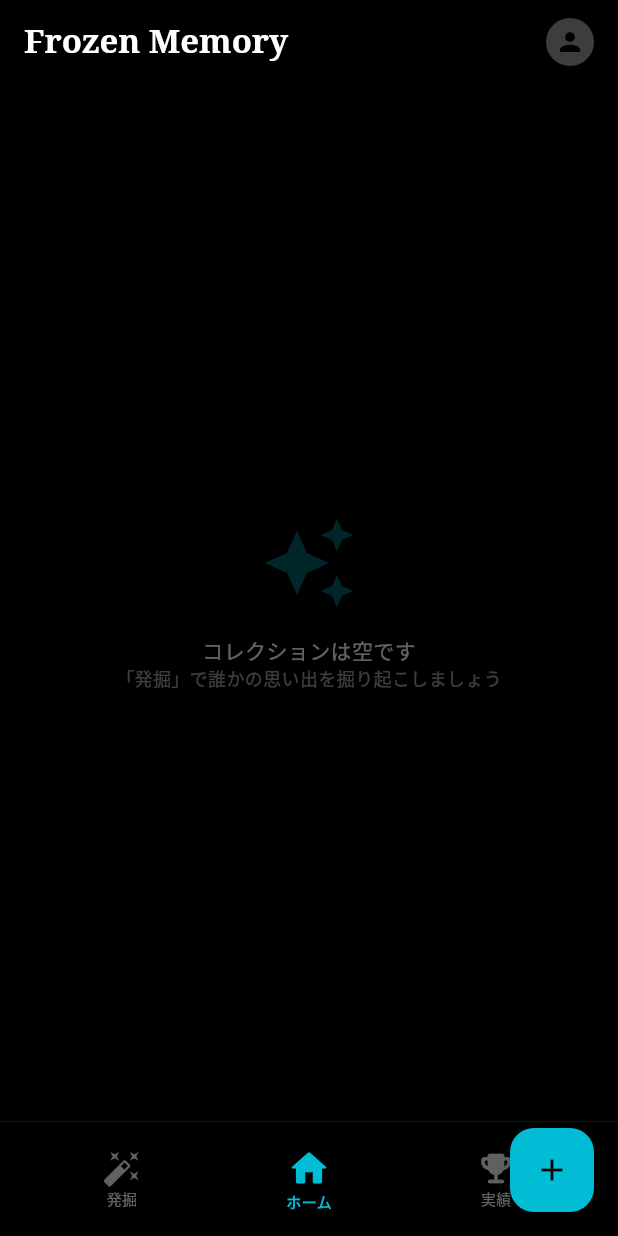
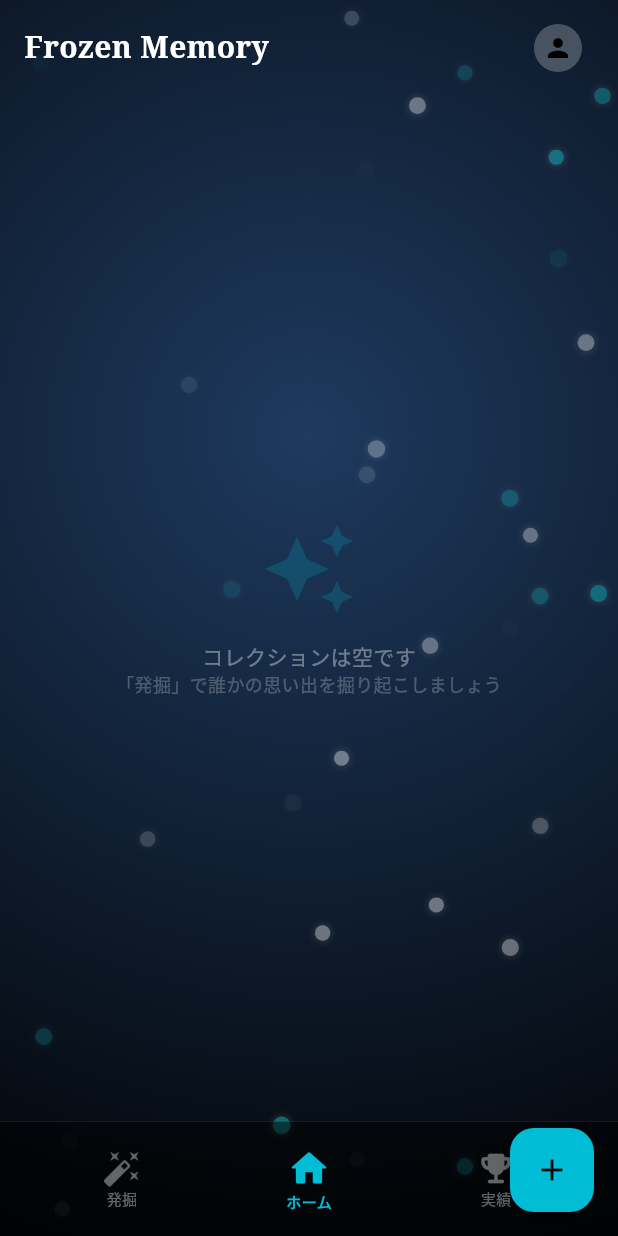
Before and after one commit to p2hacks2025/pre-23, a Flutter app: the screen it shows once a user with an empty profile is signed in, on a phone screen of 412 x 824 dp. Run offline on Flutter 3.47's test engine with Material 3 defaults, Android fonts, the phone set to English and light mode, and no system bars; our stand-ins replace audioplayers, cloud_firestore, firebase_auth, firebase_core, firebase_storage, image_picker; missing offline and left inert: firebase_app_check; accounts and stored records are empty.

Commit message:
背景キラキラ

```diff
--- a/lib/screens/home_screen.dart
+++ b/lib/screens/home_screen.dart
@@ -1,3 +1,4 @@
+import 'dart:math'; // これを追加！
 import 'dart:io';
 import 'dart:async';
 import 'package:flutter/material.dart';
@@ -34,6 +35,8 @@ class _HomeScreenState extends State<HomeScreen> with TickerProviderStateMixin {
 
   late PageController _pageController;
   late AnimationController _shimmerController;
+  // ★ 追加: 背景のキラキラ用コントローラー
+  late AnimationController _bgController;
 
   StreamSubscription<UserProfile?>? _authSubscription;
 
@@ -46,6 +49,11 @@ class _HomeScreenState extends State<HomeScreen> with TickerProviderStateMixin {
       vsync: this,
       duration: const Duration(seconds: 2),
     )..repeat(reverse: true);
+    // ★ 追加: 背景アニメーション（20秒で1周）
+    _bgController = AnimationController(
+      vsync: this,
+      duration: const Duration(seconds: 20),
+    )..repeat();
 
     _listenToAuthChanges();
   }
@@ -77,6 +85,7 @@ class _HomeScreenState extends State<HomeScreen> with TickerProviderStateMixin {
     _authSubscription?.cancel();
     _pageController.dispose();
     _shimmerController.dispose();
+    _bgController.dispose(); // ★ 破棄を忘れずに
     super.dispose();
   }
 
@@ -247,31 +256,41 @@ class _HomeScreenState extends State<HomeScreen> with TickerProviderStateMixin {
     }
 
     return Scaffold(
-      backgroundColor: Colors.black,
-      appBar: AppBar(
-        title: const Text('Frozen Memory', style: TextStyle(color: Colors.white, fontFamily: 'Serif', fontWeight: FontWeight.bold)),
+      // 背景は Stack で描画するため、Scaffold 自体は透明に
       backgroundColor: Colors.transparent,
-        automaticallyImplyLeading: false,
-        actions: [
-          if (_userProfile != null)
-            IconButton(
-              onPressed: _openProfile,
-              icon: CircleAvatar(
-                radius: 16,
-                backgroundColor: Colors.white24,
-                backgroundImage: _userProfile!.avatar.startsWith('http')
-                    ? NetworkImage(_sanitizeUrl(_userProfile!.avatar))
-                    : null,
-                child: _userProfile!.avatar.isEmpty ? const Icon(Icons.person, size: 20) : null,
-              )
+      extendBody: true, // ナビゲーションバーの裏まで背景を広げる
+      body: Stack(
+        children: [
+          // 1. 背景：深い凍土のグラデーション
+          Container(
+            decoration: const BoxDecoration(
+              gradient: RadialGradient(
+                center: Alignment(0, -0.3),
+                radius: 1.5,
+                colors: [Color(0xFF1E3A5F), Colors.black],
               ),
-          const SizedBox(width: 8),
-        ],
             ),
-      body: _isLoading || _userProfile == null
+          ),
+
+          // 2. キラキラ粒子エフェクト（AnimatedBuilderで動かす）
+          AnimatedBuilder(
+            animation: _bgController,
+            builder: (context, child) {
+              return Stack(
+                children: List.generate(35, (index) => _buildBgSparkle(context, index)),
+              );
+            },
+          ),
+
+          // 3. メインコンテンツ
+          SafeArea(
+            bottom: false,
+            child: _isLoading || _userProfile == null
               ? const Center(child: CircularProgressIndicator(color: Colors.cyan))
               : Column(
                   children: [
+                    // AppBar の代わり
+                    _buildCustomAppBar(),
                     Expanded(
                       child: PageView(
                         controller: _pageController,
@@ -289,8 +308,12 @@ class _HomeScreenState extends State<HomeScreen> with TickerProviderStateMixin {
                       currentView: _currentView,
                       onViewChanged: (view) {
                         setState(() => _currentView = view);
-                  _pageController.animateToPage(view.index, duration: const Duration(milliseconds: 300), curve: Curves.easeInOut);
+                        _pageController.animateToPage(view.index,
+                            duration: const Duration(milliseconds: 300), curve: Curves.easeInOut);
                       },
+                    ),
+                  ],
+                ),
           ),
         ],
       ),
@@ -301,6 +324,32 @@ class _HomeScreenState extends State<HomeScreen> with TickerProviderStateMixin {
             child: const Icon(Icons.add, color: Colors.black)
           )
         : null,
+    );
+  }
+
+  Widget _buildCustomAppBar() {
+    return Padding(
+      padding: const EdgeInsets.symmetric(horizontal: 16, vertical: 8),
+      child: Row(
+        mainAxisAlignment: MainAxisAlignment.spaceBetween,
+        children: [
+          const Text('Frozen Memory',
+            style: TextStyle(color: Colors.white, fontSize: 20, fontFamily: 'Serif', fontWeight: FontWeight.bold)
+          ),
+          if (_userProfile != null)
+            IconButton(
+              onPressed: _openProfile,
+              icon: CircleAvatar(
+                radius: 16,
+                backgroundColor: Colors.white24,
+                backgroundImage: _userProfile!.avatar.startsWith('http')
+                    ? NetworkImage(_sanitizeUrl(_userProfile!.avatar))
+                    : null,
+                child: _userProfile!.avatar.isEmpty ? const Icon(Icons.person, size: 20) : null,
+              )
+            ),
+        ],
+      ),
     );
   }
 
@@ -483,6 +532,8 @@ class _HomeScreenState extends State<HomeScreen> with TickerProviderStateMixin {
     return AchievementsScreen();
   }
 
+
+
   ImageProvider _getImage(String path) {
     if (path.isEmpty) return const AssetImage('assets/images/avatar_placeholder.png');
     if (kIsWeb || path.startsWith('http') || path.startsWith('https') || path.startsWith('blob:')) {
@@ -490,4 +541,42 @@ class _HomeScreenState extends State<HomeScreen> with TickerProviderStateMixin {
     }
     return FileImage(File(path));
   }
+
+  // --- キラキラの粒子ひとつひとつを描画するメソッド ---
+  Widget _buildBgSparkle(BuildContext context, int index) {
+    final random = Random(index);
+    // 粒子の大きさをランダムに設定 (2px 〜 4px)
+    final size = random.nextDouble() * 2 + 10;
+    // 画面上の初期位置をランダムに設定
+    final baseTop = random.nextDouble() * MediaQuery.of(context).size.height;
+    final baseLeft = random.nextDouble() * MediaQuery.of(context).size.width;
+
+    // 時間経過とともに上下左右に揺らす計算
+    // _bgController.value は 0.0 〜 1.0 の間で変化します
+    final drift = sin(_bgController.value * pi * 2 + index) * 15;
+
+    return Positioned(
+      top: baseTop + drift,
+      left: baseLeft + (drift * 0.5),
+      child: Opacity(
+        // sin関数を使って、ふわふわと明滅させる
+        opacity: (sin(_bgController.value * pi * 2 + index) + 1) / 2 * 0.4,
+        child: Container(
+          width: size,
+          height: size,
+          decoration: BoxDecoration(
+            // 3つに1つは水色、それ以外は白にする
+            color: index % 3 == 0 ? Colors.cyanAccent : Colors.white,
+            shape: BoxShape.circle,
+            boxShadow: [
+              BoxShadow(
+                color: Colors.white.withOpacity(0.5),
+                blurRadius: 4,
+              ),
+            ],
+          ),
+        ),
+      ),
+    );
   }
+}
```
Lines whose indentation alone changed are shown as unchanged.
